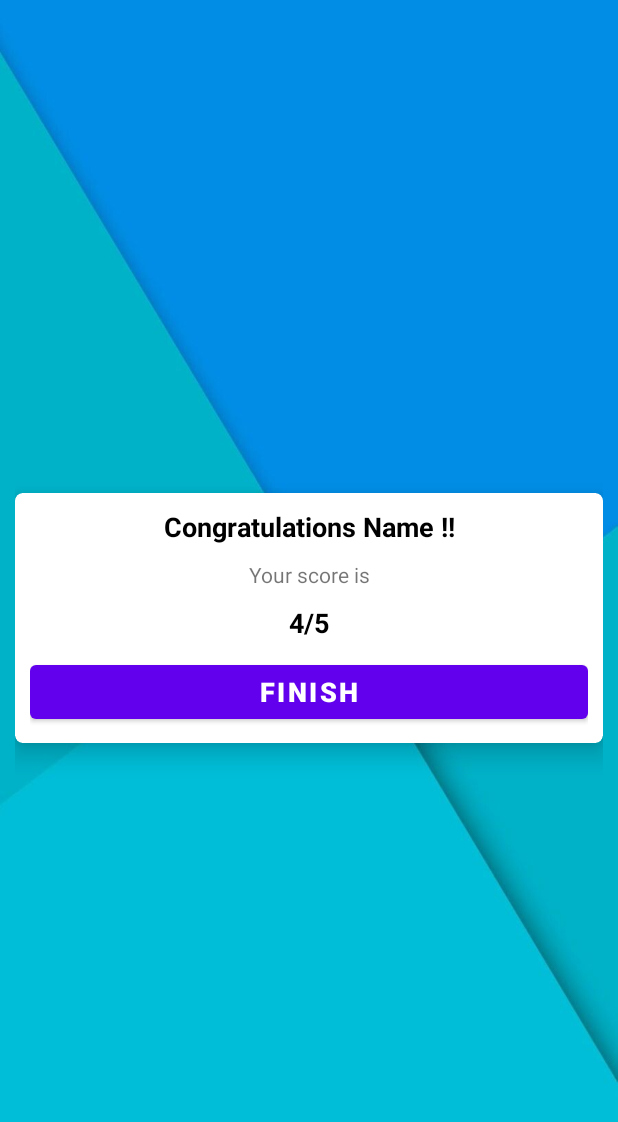
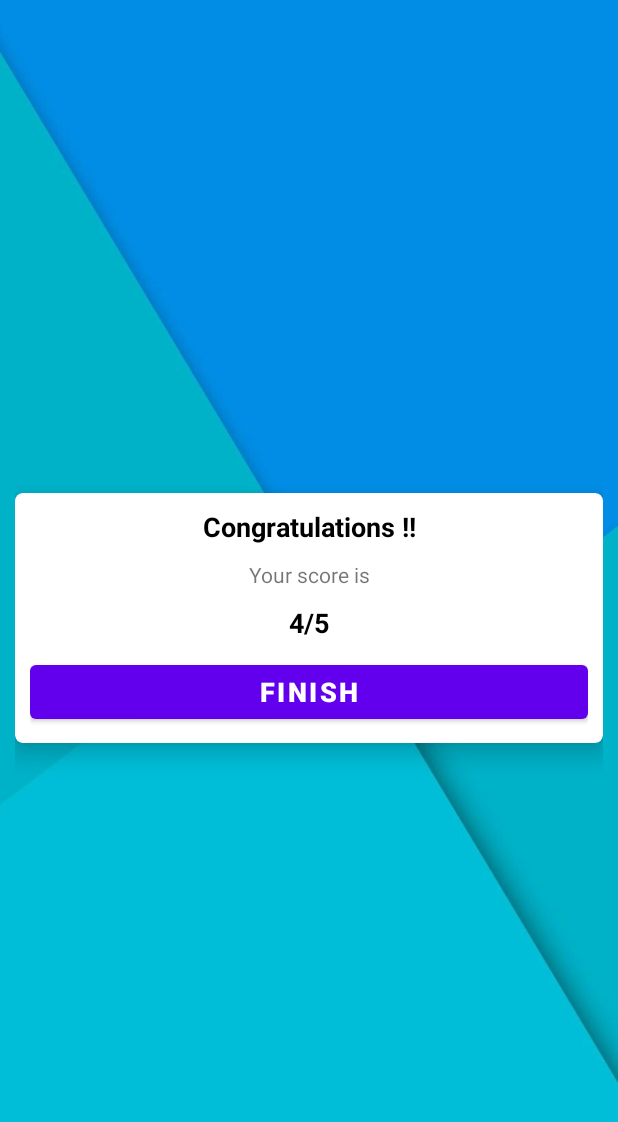
Before and after one commit to chandrashekarnssc/Quriosity-Quiz, an Android app: the layout activity_result.xml on its own in the app's theme, with its tools: preview values and no code run, on a phone screen of 412 x 824 dp. Shown: the top 1122 px of the screen. Run offline under Robolectric (Android 15) with nearby library versions, the light colour scheme and no system bars.

Commit message:
names removed

```diff
--- a/app/src/main/res/layout/activity_result.xml
+++ b/app/src/main/res/layout/activity_result.xml
@@ -25,7 +25,7 @@
                 android:id="@+id/congo"
                 android:layout_width="match_parent"
                 android:layout_height="wrap_content"
-                android:text="Congratulations Name !!"
+                android:text="Congratulations !!"
                 android:gravity="center"
                 android:textSize="18sp"
                 android:textStyle="bold"
```
